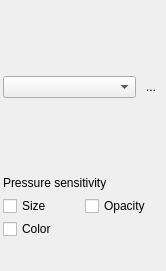
Old version of the form src/client/ui/pensettings.ui in the repository drawpile/Drawpile.
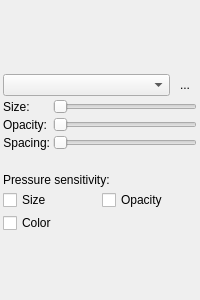
New version of the form. Icons and pictures are not drawn. Custom widgets are drawn as their Qt base class.

Commit message: Use standard sliders for brush settings (again)

```diff
--- a/src/client/ui/pensettings.ui
+++ b/src/client/ui/pensettings.ui
@@ -6,14 +6,17 @@
    <rect>
     <x>0</x>
     <y>0</y>
-    <width>166</width>
-    <height>271</height>
+    <width>200</width>
+    <height>300</height>
    </rect>
   </property>
   <property name="windowTitle">
    <string>Form</string>
   </property>
   <layout class="QVBoxLayout" name="verticalLayout">
+   <property name="spacing">
+    <number>3</number>
+   </property>
    <property name="leftMargin">
     <number>3</number>
    </property>
@@ -89,66 +92,108 @@
     </layout>
    </item>
    <item>
-    <widget class="BrushSlider" name="brushsize" native="true">
-     <property name="minimumSize">
-      <size>
-       <width>0</width>
-       <height>18</height>
-      </size>
+    <layout class="QGridLayout" name="gridLayout_2">
+     <property name="spacing">
+      <number>3</number>
      </property>
-     <property name="toolTip">
-      <string>Radius</string>
-     </property>
-     <property name="maximum" stdset="0">
-      <number>64</number>
-     </property>
-    </widget>
+     <item row="1" column="1">
+      <widget class="QSlider" name="brushopacity">
+       <property name="minimum">
+        <number>1</number>
+       </property>
+       <property name="maximum">
+        <number>100</number>
+       </property>
+       <property name="orientation">
+        <enum>Qt::Horizontal</enum>
+       </property>
+      </widget>
+     </item>
+     <item row="0" column="1">
+      <widget class="QSlider" name="brushsize">
+       <property name="maximum">
+        <number>64</number>
+       </property>
+       <property name="orientation">
+        <enum>Qt::Horizontal</enum>
+       </property>
+      </widget>
+     </item>
+     <item row="4" column="0">
+      <widget class="QLabel" name="label_3">
+       <property name="text">
+        <string>Spacing:</string>
+       </property>
+       <property name="alignment">
+        <set>Qt::AlignRight|Qt::AlignTrailing|Qt::AlignVCenter</set>
+       </property>
+      </widget>
+     </item>
+     <item row="1" column="0">
+      <widget class="QLabel" name="label_2">
+       <property name="text">
+        <string>Opacity:</string>
+       </property>
+      </widget>
+     </item>
+     <item row="4" column="1">
+      <widget class="QSlider" name="brushspacing">
+       <property name="minimum">
+        <number>1</number>
+       </property>
+       <property name="maximum">
+        <number>50</number>
+       </property>
+       <property name="orientation">
+        <enum>Qt::Horizontal</enum>
+       </property>
+      </widget>
+     </item>
+     <item row="0" column="0">
+      <widget class="QLabel" name="label">
+       <property name="text">
+        <string>Size:</string>
+       </property>
+      </widget>
+     </item>
+     <item row="5" column="1">
+      <spacer name="verticalSpacer">
+       <property name="orientation">
+        <enum>Qt::Vertical</enum>
+       </property>
+       <property name="sizeType">
+        <enum>QSizePolicy::Fixed</enum>
+       </property>
+       <property name="sizeHint" stdset="0">
+        <size>
+         <width>20</width>
+         <height>15</height>
+        </size>
+       </property>
+      </spacer>
+     </item>
+    </layout>
    </item>
    <item>
-    <widget class="BrushSlider" name="brushopacity" native="true">
-     <property name="minimumSize">
-      <size>
-       <width>0</width>
-       <height>18</height>
-      </size>
+    <spacer name="verticalSpacer_2">
+     <property name="orientation">
+      <enum>Qt::Vertical</enum>
      </property>
-     <property name="toolTip">
-      <string>Opacity</string>
+     <property name="sizeType">
+      <enum>QSizePolicy::Fixed</enum>
      </property>
-     <property name="minimum" stdset="0">
-      <number>1</number>
-     </property>
-     <property name="maximum" stdset="0">
-      <number>100</number>
-     </property>
-    </widget>
-   </item>
-   <item>
-    <widget class="BrushSlider" name="brushspacing" native="true">
-     <property name="minimumSize">
+     <property name="sizeHint" stdset="0">
       <size>
-       <width>0</width>
-       <height>18</height>
+       <width>20</width>
+       <height>5</height>
       </size>
      </property>
-     <property name="toolTip">
-      <string>Spacing</string>
-     </property>
-     <property name="minimum" stdset="0">
-      <number>1</number>
-     </property>
-     <property name="maximum" stdset="0">
-      <number>50</number>
-     </property>
-     <property name="suffix" stdset="0">
-      <string>%</string>
-     </property>
-    </widget>
+    </spacer>
    </item>
    <item>
     <widget class="QLabel" name="label_5">
      <property name="text">
-      <string>Pressure sensitivity</string>
+      <string>Pressure sensitivity:</string>
      </property>
     </widget>
    </item>
@@ -214,11 +259,6 @@
    <header>widgets/brushpreview.h</header>
    <container>1</container>
   </customwidget>
-  <customwidget>
-   <class>BrushSlider</class>
-   <extends>QWidget</extends>
-   <header>widgets/brushslider.h</header>
-  </customwidget>
  </customwidgets>
  <tabstops>
   <tabstop>pressuresize</tabstop>
```
Left out of the diff: 74 changed lines with no effect on the pictures. The commit also changes 12 other files.
